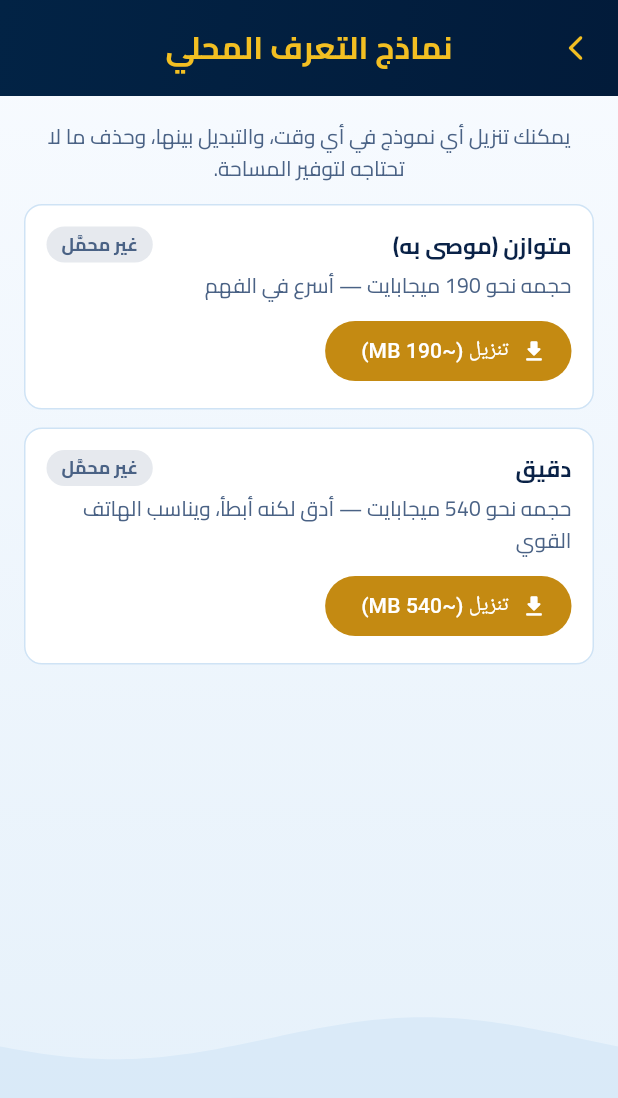
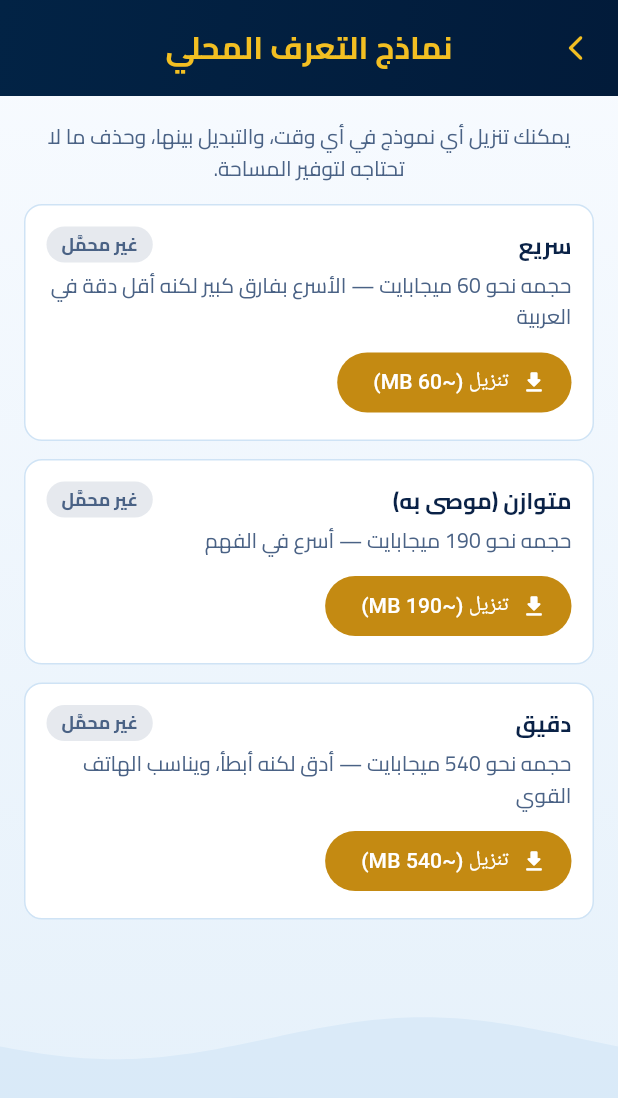
Before and after one commit to aqdev-hub/dyooni, a Flutter app: the WhisperModelsScreen screen opened by its route, on a phone screen of 412 x 824 dp. Shown: the top 1098 px of the screen. Run offline on Flutter 3.47's test engine with Material 3 defaults, Android fonts, the phone set to English and light mode, and no system bars; our stand-ins replace cloud_firestore, file_picker, firebase_auth, firebase_core, flutter_contacts, flutter_riverpod and 12 more; missing offline and left inert: arabic_reshaper, encrypt, excel_plus, extension_google_sign_in_as_googleapis_auth, flutter_facebook_auth, googleapis and 3 more; accounts and stored records are empty.

Commit message:
Local voice: add fast Whisper base model option
Co-Authored-By: Claude Sonnet 5.5 <noreply@anthropic.com>
Claude-Session: https://claude.ai/code/session_01Cm91CMp2cgN9WEm6vaiSe9

```diff
--- a/lib/core/l10n/app_ar.arb
+++ b/lib/core/l10n/app_ar.arb
@@ -353,6 +353,8 @@
   "whisperOptionBalancedTitle": "متوازن (موصى به)",
   "whisperOptionBalancedSubtitle": "حجمه نحو 190 ميجابايت — أسرع في الفهم",
   "whisperOptionAccurateTitle": "دقيق",
+  "whisperOptionFastTitle": "سريع",
+  "whisperOptionFastSubtitle": "حجمه نحو 60 ميجابايت — الأسرع بفارق كبير لكنه أقل دقة في العربية",
   "whisperOptionAccurateSubtitle": "حجمه نحو 540 ميجابايت — أدق لكنه أبطأ، ويناسب الهاتف القوي",
   "whisperDownloadingHint": "جارٍ تحميل نموذج التعرف الصوتي (مرة واحدة فقط) — بعدها يعمل الأمر الصوتي بلا إنترنت",
   "voiceRecognitionModeTitle": "طريقة التعرف الصوتي",
--- a/lib/core/l10n/app_en.arb
+++ b/lib/core/l10n/app_en.arb
@@ -353,6 +353,8 @@
   "whisperOptionBalancedTitle": "Balanced (recommended)",
   "whisperOptionBalancedSubtitle": "About 190 MB — faster",
   "whisperOptionAccurateTitle": "Accurate",
+  "whisperOptionFastTitle": "Fast",
+  "whisperOptionFastSubtitle": "About 60 MB — much faster but less accurate in Arabic",
   "whisperOptionAccurateSubtitle": "About 540 MB — more accurate but slower, best on a powerful phone",
   "whisperDownloadingHint": "Downloading the speech model (one time only) — after this, voice commands work offline",
   "voiceRecognitionModeTitle": "Speech recognition mode",
--- a/lib/core/voice/whisper_model_provider.dart
+++ b/lib/core/voice/whisper_model_provider.dart
@@ -9,7 +9,7 @@ import 'package:whisper_ggml/whisper_ggml.dart' show Whisper, WhisperModel;
 /// Sample rate Whisper expects and the recorder captures at. Whisper is trained on 16 kHz mono.
 const whisperSampleRate = 16000;
 
-/// The two Whisper models offered for local recognition. Both are `ggml` files published by the
+/// The three Whisper models offered for local recognition. Both are `ggml` files published by the
 /// whisper.cpp project on Hugging Face and are downloaded ONCE, then run fully offline.
 ///
 /// Both are quantised (q5): roughly a third of the original size with a small accuracy cost, which
@@ -19,6 +19,7 @@ const whisperSampleRate = 16000;
 ///    noticeably longer. Whether that is acceptable depends on the phone, so it is the person's
 ///    choice, not ours.
 enum WhisperModelOption {
+  fast('fast', 'ggml-base-q5_1.bin', 60),
   balanced('balanced', 'ggml-small-q5_1.bin', 190),
   accurate('accurate', 'ggml-medium-q5_0.bin', 540);
 
--- a/lib/view/screens/settings/whisper_models_screen.dart
+++ b/lib/view/screens/settings/whisper_models_screen.dart
@@ -162,8 +162,11 @@ class _ModelCard extends StatelessWidget {
     final l10n = AppLocalizations.of(context)!;
     final shell = context.shellColors;
     final isInstalled = installedBytes != null;
-    final title = option == WhisperModelOption.balanced ? l10n.whisperOptionBalancedTitle : l10n.whisperOptionAccurateTitle;
-    final subtitle = option == WhisperModelOption.balanced ? l10n.whisperOptionBalancedSubtitle : l10n.whisperOptionAccurateSubtitle;
+    final (title, subtitle) = switch (option) {
+      WhisperModelOption.fast => (l10n.whisperOptionFastTitle, l10n.whisperOptionFastSubtitle),
+      WhisperModelOption.balanced => (l10n.whisperOptionBalancedTitle, l10n.whisperOptionBalancedSubtitle),
+      WhisperModelOption.accurate => (l10n.whisperOptionAccurateTitle, l10n.whisperOptionAccurateSubtitle),
+    };
     final status = isActive
         ? l10n.whisperModelActive
         : isInstalled
--- a/lib/view/widgets/voice/whisper_model_gate.dart
+++ b/lib/view/widgets/voice/whisper_model_gate.dart
@@ -52,6 +52,12 @@ class WhisperModelGate extends ConsumerWidget {
                 style: AppTextStyles.bodySecondary(context).copyWith(color: shell.textSecondary),
               ),
               const SizedBox(height: 16),
+              _OptionCard(
+                title: l10n.whisperOptionFastTitle,
+                subtitle: l10n.whisperOptionFastSubtitle,
+                onTap: () => ref.read(whisperModelControllerProvider.notifier).choose(WhisperModelOption.fast),
+              ),
+              const SizedBox(height: 10),
               _OptionCard(
                 title: l10n.whisperOptionBalancedTitle,
                 subtitle: l10n.whisperOptionBalancedSubtitle,
```
Also changed, not shown: lib/core/l10n/generated/app_localizations.dart, lib/core/l10n/generated/app_localizations_ar.dart, lib/core/l10n/generated/app_localizations_en.dart.
